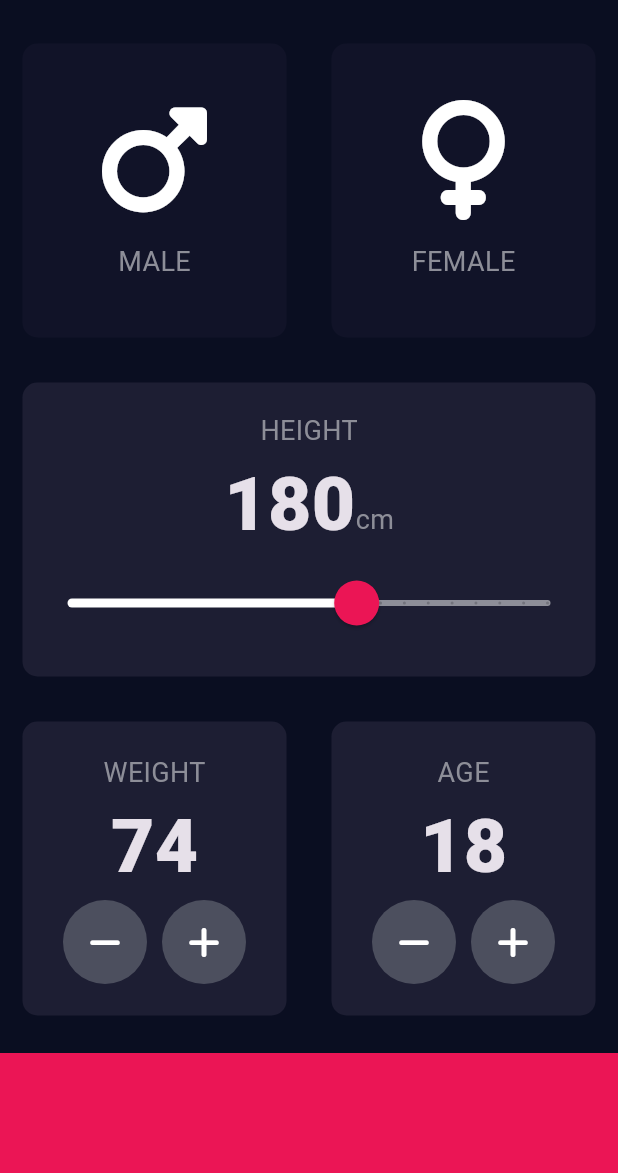
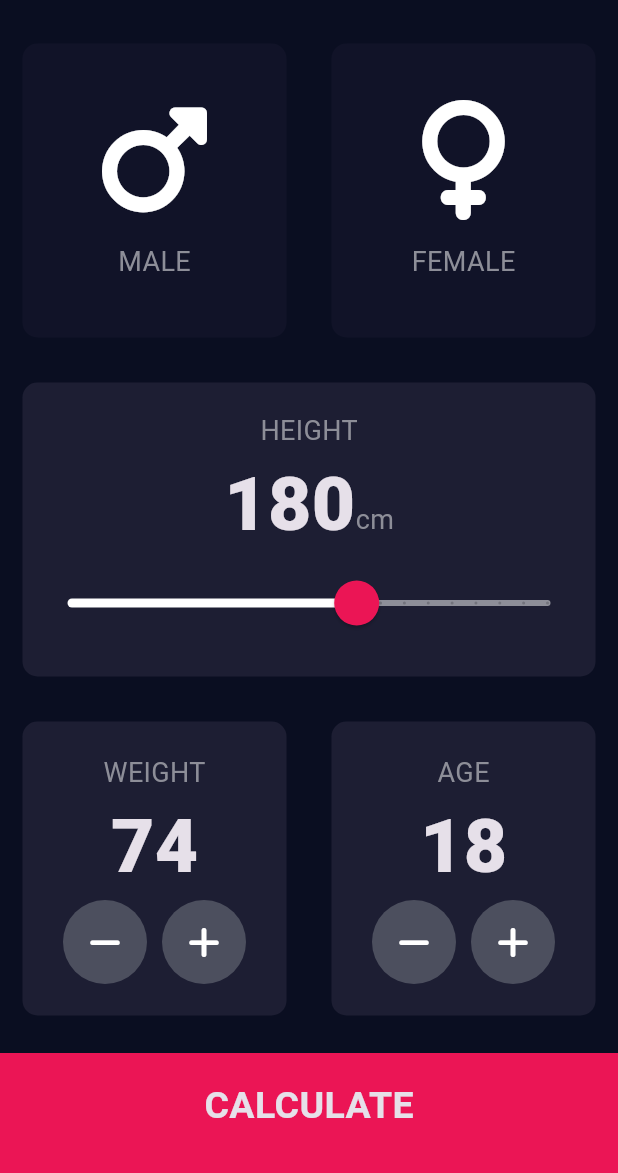
Before and after one commit to mukwambo/bmi_calc, a Flutter app: the screen it shows after launch, on a phone screen of 412 x 824 dp, the part 63-1236 px from its top. Run offline on Flutter 3.47's test engine with Material 3 defaults, Android fonts, the phone set to English and light mode, and no system bars; our stand-ins replace font_awesome_flutter.

Commit message:
Finalized the calculate dutton design and created a route to the second screen to display the result of the calculation

```diff
--- a/lib/constants.dart
+++ b/lib/constants.dart
@@ -23,6 +23,12 @@ const kLargeNumberTextStyle = TextStyle(
   fontWeight: FontWeight.w900,
 );
 
+// The button textStyle
+const kButtonTextStyle = TextStyle(
+  fontSize: 25.0,
+  fontWeight: FontWeight.bold,
+);
+
 // Slider constant values
 const kMinimum = 120.0;
 const kMaximum = 220.0;
--- a/lib/input_page.dart
+++ b/lib/input_page.dart
@@ -230,11 +230,23 @@ class _InputPageState extends State<InputPage> {
               ],
             ),
           ),
-          Container(
-            color: kBottomContainerColor,
-            margin: const EdgeInsets.only(top: 10),
-            width: double.infinity,
-            height: kBottomContainerHeight,
+          GestureDetector(
+            onTap: () {
+              Navigator.pushNamed(context, '/resultsPage');
+            },
+            child: Container(
+              color: kBottomContainerColor,
+              margin: const EdgeInsets.only(top: 10),
+              padding: const EdgeInsets.only(bottom: 10),
+              width: double.infinity,
+              height: kBottomContainerHeight,
+              child: const Center(
+                child: Text(
+                  'CALCULATE',
+                  style: kButtonTextStyle,
+                ),
+              ),
+            ),
           )
         ],
       ),
--- a/lib/main.dart
+++ b/lib/main.dart
@@ -1,3 +1,4 @@
+import 'package:bmi_calc/results_page.dart';
 import 'package:flutter/material.dart';
 import 'input_page.dart';
 
@@ -23,6 +24,9 @@ class MyApp extends StatelessWidget {
       // Remove the debug banner displayed on the far right corner of the emulator
       debugShowCheckedModeBanner: false,
       home: const InputPage(),
+
+      // Named routes are a simpler way of navigating between screens
+      routes: {'/resultsPage': (context) => const ResultsPage()},
     );
   }
 }
```
Also changed, not shown: lib/results_page.dart (added, +20 -0 lines).
